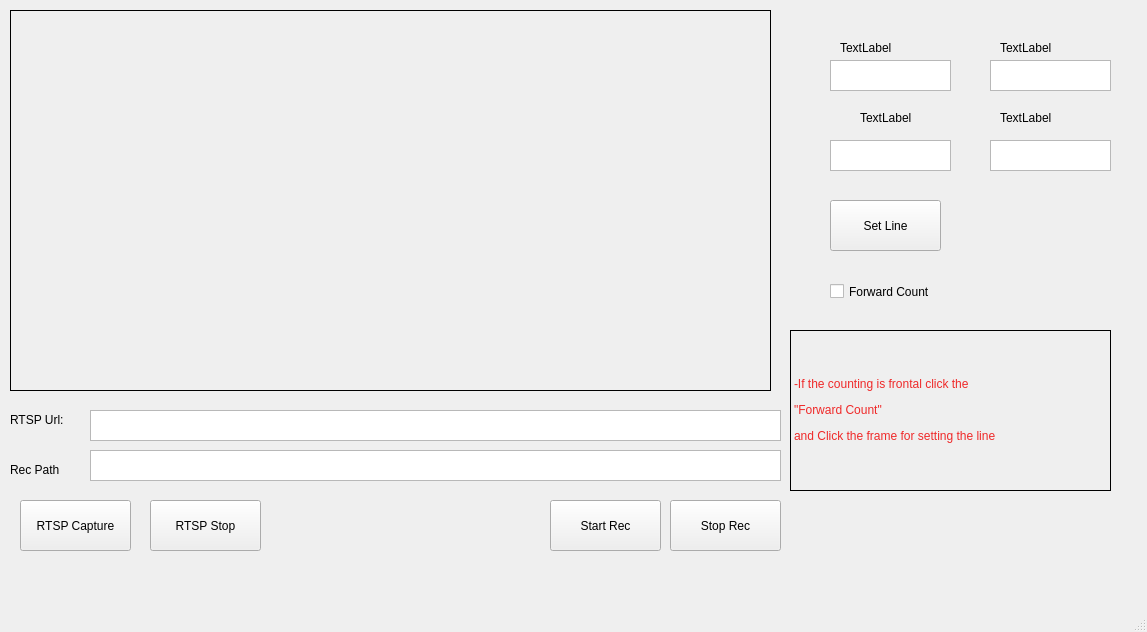
Before: the Qt Designer form mainwindow.ui in yunusemrektk/VehicleCountQt, drawn with Qt 5.
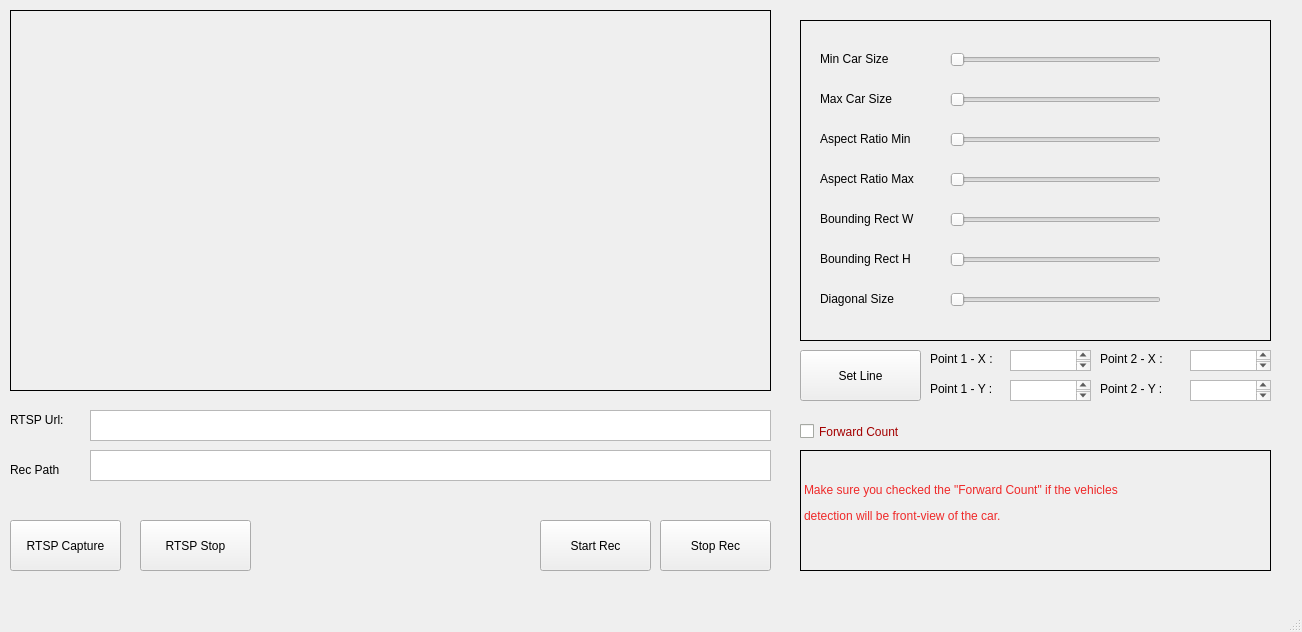
After: the same form once the commit is applied. Custom widgets are drawn as their Qt base class.

The edit to the form file:
```diff
--- a/mainwindow.ui
+++ b/mainwindow.ui
@@ -6,7 +6,7 @@
    <rect>
     <x>0</x>
     <y>0</y>
-    <width>1147</width>
+    <width>1302</width>
     <height>632</height>
    </rect>
   </property>
@@ -19,7 +19,7 @@
      <rect>
       <x>90</x>
       <y>410</y>
-      <width>691</width>
+      <width>681</width>
       <height>31</height>
      </rect>
     </property>
@@ -40,8 +40,8 @@
    <widget class="QPushButton" name="pushRtspCapture">
     <property name="geometry">
      <rect>
-      <x>20</x>
-      <y>500</y>
+      <x>10</x>
+      <y>520</y>
       <width>111</width>
       <height>51</height>
      </rect>
@@ -53,8 +53,8 @@
    <widget class="QPushButton" name="pushCapStop">
     <property name="geometry">
      <rect>
-      <x>150</x>
-      <y>500</y>
+      <x>140</x>
+      <y>520</y>
       <width>111</width>
       <height>51</height>
      </rect>
@@ -66,9 +66,9 @@
    <widget class="QPushButton" name="pushSetLine">
     <property name="geometry">
      <rect>
-      <x>830</x>
-      <y>200</y>
-      <width>111</width>
+      <x>800</x>
+      <y>350</y>
+      <width>121</width>
       <height>51</height>
      </rect>
     </property>
@@ -76,98 +76,6 @@
      <string>Set Line</string>
     </property>
    </widget>
-   <widget class="QLabel" name="label_2">
-    <property name="geometry">
-     <rect>
-      <x>840</x>
-      <y>40</y>
-      <width>55</width>
-      <height>16</height>
-     </rect>
-    </property>
-    <property name="text">
-     <string>TextLabel</string>
-    </property>
-   </widget>
-   <widget class="QLabel" name="label_3">
-    <property name="geometry">
-     <rect>
-      <x>1000</x>
-      <y>40</y>
-      <width>55</width>
-      <height>16</height>
-     </rect>
-    </property>
-    <property name="text">
-     <string>TextLabel</string>
-    </property>
-   </widget>
-   <widget class="QLabel" name="label_4">
-    <property name="geometry">
-     <rect>
-      <x>860</x>
-      <y>110</y>
-      <width>55</width>
-      <height>16</height>
-     </rect>
-    </property>
-    <property name="text">
-     <string>TextLabel</string>
-    </property>
-   </widget>
-   <widget class="QLabel" name="label_5">
-    <property name="geometry">
-     <rect>
-      <x>1000</x>
-      <y>110</y>
-      <width>55</width>
-      <height>16</height>
-     </rect>
-    </property>
-    <property name="text">
-     <string>TextLabel</string>
-    </property>
-   </widget>
-   <widget class="QTextEdit" name="textpx1">
-    <property name="geometry">
-     <rect>
-      <x>830</x>
-      <y>60</y>
-      <width>121</width>
-      <height>31</height>
-     </rect>
-    </property>
-   </widget>
-   <widget class="QTextEdit" name="textpy1">
-    <property name="geometry">
-     <rect>
-      <x>990</x>
-      <y>60</y>
-      <width>121</width>
-      <height>31</height>
-     </rect>
-    </property>
-   </widget>
-   <widget class="QTextEdit" name="textpx2">
-    <property name="geometry">
-     <rect>
-      <x>830</x>
-      <y>140</y>
-      <width>121</width>
-      <height>31</height>
-     </rect>
-    </property>
-   </widget>
-   <widget class="QTextEdit" name="textpy2">
-    <property name="geometry">
-     <rect>
-      <x>990</x>
-      <y>140</y>
-      <width>121</width>
-      <height>31</height>
-     </rect>
-    </property>
-   </widget>
    <widget class="qlabelmy" name="imgBox">
     <property name="geometry">
      <rect>
@@ -187,8 +95,8 @@
    <widget class="QPushButton" name="pushStartRec">
     <property name="geometry">
      <rect>
-      <x>550</x>
-      <y>500</y>
+      <x>540</x>
+      <y>520</y>
       <width>111</width>
       <height>51</height>
      </rect>
@@ -200,8 +108,8 @@
    <widget class="QPushButton" name="pushStopRec">
     <property name="geometry">
      <rect>
-      <x>670</x>
-      <y>500</y>
+      <x>660</x>
+      <y>520</y>
       <width>111</width>
       <height>51</height>
      </rect>
@@ -213,32 +121,464 @@
    <widget class="QCheckBox" name="checkBox">
     <property name="geometry">
      <rect>
-      <x>830</x>
-      <y>280</y>
+      <x>800</x>
+      <y>420</y>
       <width>141</width>
       <height>23</height>
      </rect>
     </property>
+    <property name="sizePolicy">
+     <sizepolicy hsizetype="Minimum" vsizetype="Fixed">
+      <horstretch>0</horstretch>
+      <verstretch>0</verstretch>
+     </sizepolicy>
+    </property>
+    <property name="palette">
+     <palette>
+      <active>
+       <colorrole role="WindowText">
+        <brush brushstyle="SolidPattern">
+         <color alpha="255">
+          <red>164</red>
+          <green>0</green>
+          <blue>0</blue>
+         </color>
+        </brush>
+       </colorrole>
+       <colorrole role="Button">
+        <brush brushstyle="SolidPattern">
+         <color alpha="255">
+          <red>211</red>
+          <green>215</green>
+          <blue>207</blue>
+         </color>
+        </brush>
+       </colorrole>
+       <colorrole role="Light">
+        <brush brushstyle="SolidPattern">
+         <color alpha="255">
+          <red>255</red>
+          <green>255</green>
+          <blue>255</blue>
+         </color>
+        </brush>
+       </colorrole>
+       <colorrole role="Midlight">
+        <brush brushstyle="SolidPattern">
+         <color alpha="255">
+          <red>233</red>
+          <green>235</green>
+          <blue>231</blue>
+         </color>
+        </brush>
+       </colorrole>
+       <colorrole role="Dark">
+        <brush brushstyle="SolidPattern">
+         <color alpha="255">
+          <red>105</red>
+          <green>107</green>
+          <blue>103</blue>
+         </color>
+        </brush>
+       </colorrole>
+       <colorrole role="Mid">
+        <brush brushstyle="SolidPattern">
+         <color alpha="255">
+          <red>141</red>
+          <green>143</green>
+          <blue>138</blue>
+         </color>
+        </brush>
+       </colorrole>
+       <colorrole role="Text">
+        <brush brushstyle="SolidPattern">
+         <color alpha="255">
+          <red>0</red>
+          <green>0</green>
+          <blue>0</blue>
+         </color>
+        </brush>
+       </colorrole>
+       <colorrole role="BrightText">
+        <brush brushstyle="SolidPattern">
+         <color alpha="255">
+          <red>255</red>
+          <green>255</green>
+          <blue>255</blue>
+         </color>
+        </brush>
+       </colorrole>
+       <colorrole role="ButtonText">
+        <brush brushstyle="SolidPattern">
+         <color alpha="255">
+          <red>0</red>
+          <green>0</green>
+          <blue>0</blue>
+         </color>
+        </brush>
+       </colorrole>
+       <colorrole role="Base">
+        <brush brushstyle="SolidPattern">
+         <color alpha="255">
+          <red>255</red>
+          <green>255</green>
+          <blue>255</blue>
+         </color>
+        </brush>
+       </colorrole>
+       <colorrole role="Window">
+        <brush brushstyle="SolidPattern">
+         <color alpha="255">
+          <red>211</red>
+          <green>215</green>
+          <blue>207</blue>
+         </color>
+        </brush>
+       </colorrole>
+       <colorrole role="Shadow">
+        <brush brushstyle="SolidPattern">
+         <color alpha="255">
+          <red>0</red>
+          <green>0</green>
+          <blue>0</blue>
+         </color>
+        </brush>
+       </colorrole>
+       <colorrole role="AlternateBase">
+        <brush brushstyle="SolidPattern">
+         <color alpha="255">
+          <red>233</red>
+          <green>235</green>
+          <blue>231</blue>
+         </color>
+        </brush>
+       </colorrole>
+       <colorrole role="ToolTipBase">
+        <brush brushstyle="SolidPattern">
+         <color alpha="255">
+          <red>255</red>
+          <green>255</green>
+          <blue>220</blue>
+         </color>
+        </brush>
+       </colorrole>
+       <colorrole role="ToolTipText">
+        <brush brushstyle="SolidPattern">
+         <color alpha="255">
+          <red>0</red>
+          <green>0</green>
+          <blue>0</blue>
+         </color>
+        </brush>
+       </colorrole>
+       <colorrole role="PlaceholderText">
+        <brush brushstyle="SolidPattern">
+         <color alpha="128">
+          <red>0</red>
+          <green>0</green>
+          <blue>0</blue>
+         </color>
+        </brush>
+       </colorrole>
+      </active>
+      <inactive>
+       <colorrole role="WindowText">
+        <brush brushstyle="SolidPattern">
+         <color alpha="255">
+          <red>164</red>
+          <green>0</green>
+          <blue>0</blue>
+         </color>
+        </brush>
+       </colorrole>
+       <colorrole role="Button">
+        <brush brushstyle="SolidPattern">
+         <color alpha="255">
+          <red>211</red>
+          <green>215</green>
+          <blue>207</blue>
+         </color>
+        </brush>
+       </colorrole>
+       <colorrole role="Light">
+        <brush brushstyle="SolidPattern">
+         <color alpha="255">
+          <red>255</red>
+          <green>255</green>
+          <blue>255</blue>
+         </color>
+        </brush>
+       </colorrole>
+       <colorrole role="Midlight">
+        <brush brushstyle="SolidPattern">
+         <color alpha="255">
+          <red>233</red>
+          <green>235</green>
+          <blue>231</blue>
+         </color>
+        </brush>
+       </colorrole>
+       <colorrole role="Dark">
+        <brush brushstyle="SolidPattern">
+         <color alpha="255">
+          <red>105</red>
+          <green>107</green>
+          <blue>103</blue>
+         </color>
+        </brush>
+       </colorrole>
+       <colorrole role="Mid">
+        <brush brushstyle="SolidPattern">
+         <color alpha="255">
+          <red>141</red>
+          <green>143</green>
+          <blue>138</blue>
+         </color>
+        </brush>
+       </colorrole>
+       <colorrole role="Text">
+        <brush brushstyle="SolidPattern">
+         <color alpha="255">
+          <red>0</red>
+          <green>0</green>
+          <blue>0</blue>
+         </color>
+        </brush>
+       </colorrole>
+       <colorrole role="BrightText">
+        <brush brushstyle="SolidPattern">
+         <color alpha="255">
+          <red>255</red>
+          <green>255</green>
+          <blue>255</blue>
+         </color>
+        </brush>
+       </colorrole>
+       <colorrole role="ButtonText">
+        <brush brushstyle="SolidPattern">
+         <color alpha="255">
+          <red>0</red>
+          <green>0</green>
+          <blue>0</blue>
+         </color>
+        </brush>
+       </colorrole>
+       <colorrole role="Base">
+        <brush brushstyle="SolidPattern">
+         <color alpha="255">
+          <red>255</red>
+          <green>255</green>
+          <blue>255</blue>
+         </color>
+        </brush>
+       </colorrole>
+       <colorrole role="Window">
+        <brush brushstyle="SolidPattern">
+         <color alpha="255">
+          <red>211</red>
+          <green>215</green>
+          <blue>207</blue>
+         </color>
+        </brush>
+       </colorrole>
+       <colorrole role="Shadow">
+        <brush brushstyle="SolidPattern">
+         <color alpha="255">
+          <red>0</red>
+          <green>0</green>
+          <blue>0</blue>
+         </color>
+        </brush>
+       </colorrole>
+       <colorrole role="AlternateBase">
+        <brush brushstyle="SolidPattern">
+         <color alpha="255">
+          <red>233</red>
+          <green>235</green>
+          <blue>231</blue>
+         </color>
+        </brush>
+       </colorrole>
+       <colorrole role="ToolTipBase">
+        <brush brushstyle="SolidPattern">
+         <color alpha="255">
+          <red>255</red>
+          <green>255</green>
+          <blue>220</blue>
+         </color>
+        </brush>
+       </colorrole>
+       <colorrole role="ToolTipText">
+        <brush brushstyle="SolidPattern">
+         <color alpha="255">
+          <red>0</red>
+          <green>0</green>
+          <blue>0</blue>
+         </color>
+        </brush>
+       </colorrole>
+       <colorrole role="PlaceholderText">
+        <brush brushstyle="SolidPattern">
+         <color alpha="128">
+          <red>0</red>
+          <green>0</green>
+          <blue>0</blue>
+         </color>
+        </brush>
+       </colorrole>
+      </inactive>
+      <disabled>
+       <colorrole role="WindowText">
+        <brush brushstyle="SolidPattern">
+         <color alpha="255">
+          <red>105</red>
+          <green>107</green>
+          <blue>103</blue>
+         </color>
+        </brush>
+       </colorrole>
+       <colorrole role="Button">
+        <brush brushstyle="SolidPattern">
+         <color alpha="255">
+          <red>211</red>
+          <green>215</green>
+          <blue>207</blue>
+         </color>
+        </brush>
+       </colorrole>
+       <colorrole role="Light">
+        <brush brushstyle="SolidPattern">
+         <color alpha="255">
+          <red>255</red>
+          <green>255</green>
+          <blue>255</blue>
+         </color>
+        </brush>
+       </colorrole>
+       <colorrole role="Midlight">
+        <brush brushstyle="SolidPattern">
+         <color alpha="255">
+          <red>233</red>
+          <green>235</green>
+          <blue>231</blue>
+         </color>
+        </brush>
+       </colorrole>
+       <colorrole role="Dark">
+        <brush brushstyle="SolidPattern">
+         <color alpha="255">
+          <red>105</red>
+          <green>107</green>
+          <blue>103</blue>
+         </color>
+        </brush>
+       </colorrole>
+       <colorrole role="Mid">
+        <brush brushstyle="SolidPattern">
+         <color alpha="255">
+          <red>141</red>
+          <green>143</green>
+          <blue>138</blue>
+         </color>
+        </brush>
+       </colorrole>
+       <colorrole role="Text">
+        <brush brushstyle="SolidPattern">
+         <color alpha="255">
+          <red>105</red>
+          <green>107</green>
+          <blue>103</blue>
+         </color>
+        </brush>
+       </colorrole>
+       <colorrole role="BrightText">
+        <brush brushstyle="SolidPattern">
+         <color alpha="255">
+          <red>255</red>
+          <green>255</green>
+          <blue>255</blue>
+         </color>
+        </brush>
+       </colorrole>
+       <colorrole role="ButtonText">
+        <brush brushstyle="SolidPattern">
+         <color alpha="255">
+          <red>105</red>
+          <green>107</green>
+          <blue>103</blue>
+         </color>
+        </brush>
+       </colorrole>
+       <colorrole role="Base">
+        <brush brushstyle="SolidPattern">
+         <color alpha="255">
+          <red>211</red>
+          <green>215</green>
+          <blue>207</blue>
+         </color>
+        </brush>
+       </colorrole>
+       <colorrole role="Window">
+        <brush brushstyle="SolidPattern">
+         <color alpha="255">
+          <red>211</red>
+          <green>215</green>
+          <blue>207</blue>
+         </color>
+        </brush>
+       </colorrole>
+       <colorrole role="Shadow">
+        <brush brushstyle="SolidPattern">
+         <color alpha="255">
+          <red>0</red>
+          <green>0</green>
+          <blue>0</blue>
+         </color>
+        </brush>
+       </colorrole>
+       <colorrole role="AlternateBase">
+        <brush brushstyle="SolidPattern">
+         <color alpha="255">
+          <red>211</red>
+          <green>215</green>
+          <blue>207</blue>
+         </color>
+        </brush>
+       </colorrole>
+       <colorrole role="ToolTipBase">
+        <brush brushstyle="SolidPattern">
+         <color alpha="255">
+          <red>255</red>
+          <green>255</green>
+          <blue>220</blue>
+         </color>
+        </brush>
+       </colorrole>
+       <colorrole role="ToolTipText">
+        <brush brushstyle="SolidPattern">
+         <color alpha="255">
+          <red>0</red>
+          <green>0</green>
+          <blue>0</blue>
+         </color>
+        </brush>
+       </colorrole>
+       <colorrole role="PlaceholderText">
+        <brush brushstyle="SolidPattern">
+         <color alpha="128">
+          <red>0</red>
+          <green>0</green>
+          <blue>0</blue>
+         </color>
+        </brush>
+       </colorrole>
+      </disabled>
+     </palette>
+    </property>
     <property name="text">
      <string>Forward Count</string>
     </property>
    </widget>
-   <widget class="QLabel" name="label_6">
-    <property name="geometry">
-     <rect>
-      <x>790</x>
-      <y>330</y>
-      <width>321</width>
-      <height>161</height>
-     </rect>
-    </property>
-    <property name="frameShape">
-     <enum>QFrame::Box</enum>
-    </property>
-    <property name="text">
-     <string>&lt;html&gt;&lt;head/&gt;&lt;body&gt;&lt;p&gt;&lt;span style=&quot; color:#ef2929;&quot;&gt;-If the counting is frontal click the&lt;/span&gt;&lt;/p&gt;&lt;p&gt;&lt;span style=&quot; color:#ef2929;&quot;&gt;&amp;quot;Forward Count&amp;quot; &lt;/span&gt;&lt;/p&gt;&lt;p&gt;&lt;span style=&quot; color:#ef2929;&quot;&gt;and Click the frame for setting the line&lt;/span&gt;&lt;/p&gt;&lt;/body&gt;&lt;/html&gt;</string>
-    </property>
-   </widget>
    <widget class="QLabel" name="label_7">
     <property name="geometry">
      <rect>
@@ -257,11 +597,467 @@
      <rect>
       <x>90</x>
       <y>450</y>
-      <width>691</width>
+      <width>681</width>
       <height>31</height>
      </rect>
     </property>
    </widget>
+   <widget class="QLabel" name="label_6">
+    <property name="geometry">
+     <rect>
+      <x>800</x>
+      <y>450</y>
+      <width>471</width>
+      <height>121</height>
+     </rect>
+    </property>
+    <property name="frameShape">
+     <enum>QFrame::Panel</enum>
+    </property>
+    <property name="text">
+     <string>&lt;html&gt;&lt;head/&gt;&lt;body&gt;&lt;p align=&quot;justify&quot;&gt;&lt;span style=&quot; color:#ef2929;&quot;&gt;Make sure you checked the &amp;quot;Forward Count&amp;quot; if the vehicles &lt;/span&gt;&lt;/p&gt;&lt;p align=&quot;justify&quot;&gt;&lt;span style=&quot; color:#ef2929;&quot;&gt;detection will be front-view of the car.&lt;br/&gt;&lt;/span&gt;&lt;/p&gt;&lt;/body&gt;&lt;/html&gt;</string>
+    </property>
+   </widget>
+   <widget class="QLabel" name="label_2">
+    <property name="geometry">
+     <rect>
+      <x>800</x>
+      <y>20</y>
+      <width>471</width>
+      <height>321</height>
+     </rect>
+    </property>
+    <property name="frameShape">
+     <enum>QFrame::Panel</enum>
+    </property>
+    <property name="text">
+     <string/>
+    </property>
+   </widget>
+   <widget class="QLabel" name="label_3">
+    <property name="geometry">
+     <rect>
+      <x>820</x>
+      <y>50</y>
+      <width>141</width>
+      <height>17</height>
+     </rect>
+    </property>
+    <property name="text">
+     <string>Min Car Size</string>
+    </property>
+   </widget>
+   <widget class="QSlider" name="sliderMax">
+    <property name="geometry">
+     <rect>
+      <x>950</x>
+      <y>90</y>
+      <width>211</width>
+      <height>20</height>
+     </rect>
+    </property>
+    <property name="maximum">
+     <number>30000</number>
+    </property>
+    <property name="pageStep">
+     <number>100</number>
+    </property>
+    <property name="orientation">
+     <enum>Qt::Horizontal</enum>
+    </property>
+   </widget>
+   <widget class="QLabel" name="label_8">
+    <property name="geometry">
+     <rect>
+      <x>820</x>
+      <y>90</y>
+      <width>141</width>
+      <height>17</height>
+     </rect>
+    </property>
+    <property name="text">
+     <string>Max Car Size</string>
+    </property>
+   </widget>
+   <widget class="QSlider" name="sliderMin">
+    <property name="geometry">
+     <rect>
+      <x>950</x>
+      <y>50</y>
+      <width>211</width>
+      <height>20</height>
+     </rect>
+    </property>
+    <property name="maximum">
+     <number>30000</number>
+    </property>
+    <property name="singleStep">
+     <number>1</number>
+    </property>
+    <property name="pageStep">
+     <number>100</number>
+    </property>
+    <property name="orientation">
+     <enum>Qt::Horizontal</enum>
+    </property>
+   </widget>
+   <widget class="QLabel" name="label_4">
+    <property name="geometry">
+     <rect>
+      <x>930</x>
+      <y>350</y>
+      <width>81</width>
+      <height>17</height>
+     </rect>
+    </property>
+    <property name="text">
+     <string>Point 1 - X :</string>
+    </property>
+   </widget>
+   <widget class="QTextBrowser" name="textpx1">
+    <property name="geometry">
+     <rect>
+      <x>1010</x>
+      <y>350</y>
+      <width>81</width>
+      <height>21</height>
+     </rect>
+    </property>
+    <property name="font">
+     <font>
+      <pointsize>10</pointsize>
+     </font>
+    </property>
+    <property name="lineWrapMode">
+     <enum>QTextEdit::WidgetWidth</enum>
+    </property>
+    <property name="readOnly">
+     <bool>false</bool>
+    </property>
+   </widget>
+   <widget class="QLabel" name="label_5">
+    <property name="geometry">
+     <rect>
+      <x>930</x>
+      <y>380</y>
+      <width>81</width>
+      <height>17</height>
+     </rect>
+    </property>
+    <property name="text">
+     <string>Point 1 - Y :</string>
+    </property>
+   </widget>
+   <widget class="QTextBrowser" name="textpy1">
+    <property name="geometry">
+     <rect>
+      <x>1010</x>
+      <y>380</y>
+      <width>81</width>
+      <height>21</height>
+     </rect>
+    </property>
+    <property name="font">
+     <font>
+      <pointsize>10</pointsize>
+     </font>
+    </property>
+    <property name="readOnly">
+     <bool>false</bool>
+    </property>
+   </widget>
+   <widget class="QLabel" name="label_9">
+    <property name="geometry">
+     <rect>
+      <x>1100</x>
+      <y>350</y>
+      <width>81</width>
+      <height>17</height>
+     </rect>
+    </property>
+    <property name="text">
+     <string>Point 2 - X :</string>
+    </property>
+   </widget>
+   <widget class="QTextBrowser" name="textpx2">
+    <property name="geometry">
+     <rect>
+      <x>1190</x>
+      <y>350</y>
+      <width>81</width>
+      <height>21</height>
+     </rect>
+    </property>
+    <property name="font">
+     <font>
+      <pointsize>10</pointsize>
+     </font>
+    </property>
+    <property name="readOnly">
+     <bool>false</bool>
+    </property>
+   </widget>
+   <widget class="QLabel" name="label_10">
+    <property name="geometry">
+     <rect>
+      <x>1100</x>
+      <y>380</y>
+      <width>81</width>
+      <height>17</height>
+     </rect>
+    </property>
+    <property name="text">
+     <string>Point 2 - Y :</string>
+    </property>
+   </widget>
+   <widget class="QTextBrowser" name="textpy2">
+    <property name="geometry">
+     <rect>
+      <x>1190</x>
+      <y>380</y>
+      <width>81</width>
+      <height>21</height>
+     </rect>
+    </property>
+    <property name="font">
+     <font>
+      <pointsize>10</pointsize>
+     </font>
+    </property>
+    <property name="readOnly">
+     <bool>false</bool>
+    </property>
+   </widget>
+   <widget class="QSlider" name="sliderAspectMin">
+    <property name="geometry">
+     <rect>
+      <x>950</x>
+      <y>130</y>
+      <width>211</width>
+      <height>20</height>
+     </rect>
+    </property>
+    <property name="maximum">
+     <number>99</number>
+    </property>
+    <property name="orientation">
+     <enum>Qt::Horizontal</enum>
+    </property>
+   </widget>
+   <widget class="QSlider" name="sliderAspectMax">
+    <property name="geometry">
+     <rect>
+      <x>950</x>
+      <y>170</y>
+      <width>211</width>
+      <height>20</height>
+     </rect>
+    </property>
+    <property name="maximum">
+     <number>99</number>
+    </property>
+    <property name="orientation">
+     <enum>Qt::Horizontal</enum>
+    </property>
+   </widget>
+   <widget class="QSlider" name="sliderBoundingW">
+    <property name="geometry">
+     <rect>
+      <x>950</x>
+      <y>210</y>
+      <width>211</width>
+      <height>20</height>
+     </rect>
+    </property>
+    <property name="orientation">
+     <enum>Qt::Horizontal</enum>
+    </property>
+   </widget>
+   <widget class="QSlider" name="sliderBoundingH">
+    <property name="geometry">
+     <rect>
+      <x>950</x>
+      <y>250</y>
+      <width>211</width>
+      <height>20</height>
+     </rect>
+    </property>
+    <property name="orientation">
+     <enum>Qt::Horizontal</enum>
+    </property>
+   </widget>
+   <widget class="QLabel" name="label_11">
+    <property name="geometry">
+     <rect>
+      <x>1190</x>
+      <y>50</y>
+      <width>67</width>
+      <height>17</height>
+     </rect>
+    </property>
+    <property name="text">
+     <string/>
+    </property>
+   </widget>
+   <widget class="QLabel" name="label_12">
+    <property name="geometry">
+     <rect>
+      <x>1190</x>
+      <y>90</y>
+      <width>67</width>
+      <height>17</height>
+     </rect>
+    </property>
+    <property name="text">
+     <string/>
+    </property>
+   </widget>
+   <widget class="QLabel" name="label_13">
+    <property name="geometry">
+     <rect>
+      <x>1190</x>
+      <y>130</y>
+      <width>67</width>
+      <height>17</height>
+     </rect>
+    </property>
+    <property name="text">
+     <string/>
+    </property>
+   </widget>
+   <widget class="QLabel" name="label_14">
+    <property name="geometry">
+     <rect>
+      <x>1190</x>
+      <y>170</y>
+      <width>67</width>
+      <height>17</height>
+     </rect>
+    </property>
+    <property name="text">
+     <string/>
+    </property>
+   </widget>
+   <widget class="QLabel" name="label_15">
+    <property name="geometry">
+     <rect>
+      <x>1190</x>
+      <y>210</y>
+      <width>67</width>
+      <height>17</height>
+     </rect>
+    </property>
+    <property name="text">
+     <string/>
+    </property>
+   </widget>
+   <widget class="QLabel" name="label_16">
+    <property name="geometry">
+     <rect>
+      <x>1190</x>
+      <y>250</y>
+      <width>67</width>
+      <height>17</height>
+     </rect>
+    </property>
+    <property name="text">
+     <string/>
+    </property>
+   </widget>
+   <widget class="QLabel" name="label_22">
+    <property name="geometry">
+     <rect>
+      <x>820</x>
+      <y>130</y>
+      <width>121</width>
+      <height>17</height>
+     </rect>
+    </property>
+    <property name="text">
+     <string>Aspect Ratio Min</string>
+    </property>
+   </widget>
+   <widget class="QLabel" name="label_18">
+    <property name="geometry">
+     <rect>
+      <x>820</x>
+      <y>170</y>
+      <width>121</width>
+      <height>17</height>
+     </rect>
+    </property>
+    <property name="text">
+     <string>Aspect Ratio Max</string>
+    </property>
+   </widget>
+   <widget class="QLabel" name="label_19">
+    <property name="geometry">
+     <rect>
+      <x>820</x>
+      <y>210</y>
+      <width>121</width>
+      <height>17</height>
+     </rect>
+    </property>
+    <property name="text">
+     <string>Bounding Rect W</string>
+    </property>
+   </widget>
+   <widget class="QLabel" name="label_20">
+    <property name="geometry">
+     <rect>
+      <x>820</x>
+      <y>250</y>
+      <width>121</width>
+      <height>17</height>
+     </rect>
+    </property>
+    <property name="text">
+     <string>Bounding Rect H</string>
+    </property>
+   </widget>
+   <widget class="QLabel" name="label_21">
+    <property name="geometry">
+     <rect>
+      <x>820</x>
+      <y>290</y>
+      <width>121</width>
+      <height>17</height>
+     </rect>
+    </property>
+    <property name="text">
+     <string>Diagonal Size</string>
+    </property>
+   </widget>
+   <widget class="QLabel" name="label_17">
+    <property name="geometry">
+     <rect>
+      <x>1190</x>
+      <y>290</y>
+      <width>67</width>
+      <height>17</height>
+     </rect>
+    </property>
+    <property name="text">
+     <string/>
+    </property>
+   </widget>
+   <widget class="QSlider" name="sliderDiagonal">
+    <property name="geometry">
+     <rect>
+      <x>950</x>
+      <y>290</y>
+      <width>211</width>
+      <height>20</height>
+     </rect>
+    </property>
+    <property name="maximum">
+     <number>1000</number>
+    </property>
+    <property name="orientation">
+     <enum>Qt::Horizontal</enum>
+    </property>
+   </widget>
   </widget>
   <widget class="QMenuBar" name="menubar">
    <property name="geometry">
```
Left out of the diff: 2 changed lines with no effect on the pictures.
